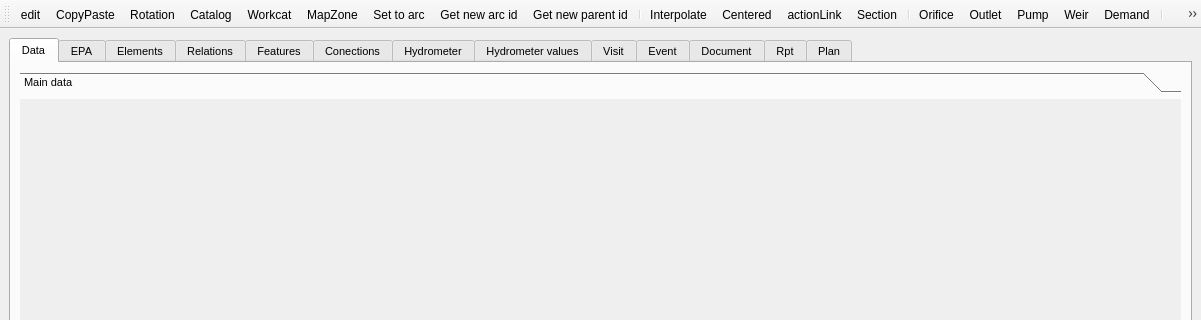
First picture: the form in core/ui/toolbars/basic/info_feature.ui, repository Giswater/giswater_qgis_plugin, before the edit; both pictures show x 0 to 1201 and y 0 to 320 of the 1201 by 587 pixel window.
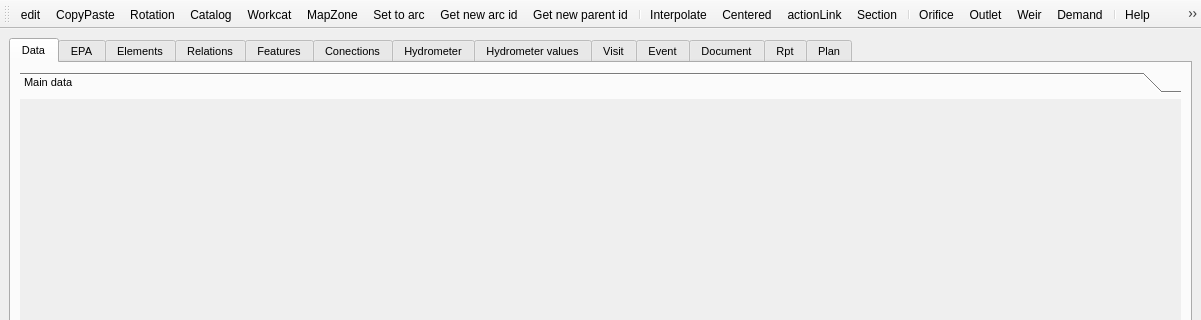
Second picture: the form after the edit. Custom widgets are drawn as their Qt base class.

Commit message: feat(actionPump): remove all references to actionPump

```diff
--- a/core/ui/toolbars/basic/info_feature.ui
+++ b/core/ui/toolbars/basic/info_feature.ui
@@ -577,7 +577,6 @@
    <addaction name="separator"/>
    <addaction name="actionOrifice"/>
    <addaction name="actionOutlet"/>
-   <addaction name="actionPump"/>
    <addaction name="actionWeir"/>
    <addaction name="actionDemand"/>
    <addaction name="separator"/>
@@ -736,11 +735,6 @@
     <string>Outlet</string>
    </property>
   </action>
-  <action name="actionPump">
-   <property name="text">
-    <string>Pump</string>
-   </property>
-  </action>
   <action name="actionWeir">
    <property name="text">
     <string>Weir</string>
```
The commit also changes 12 other files.
